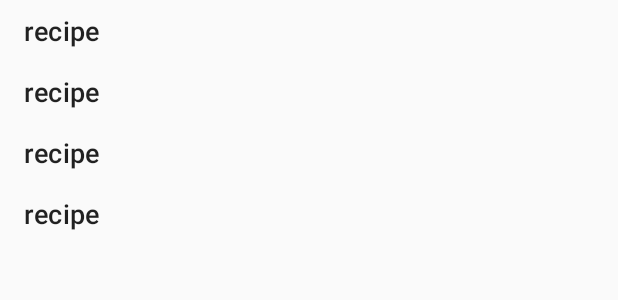
After one commit to deepakdawade/Recipe-Finder, an Android app: the layout fragment_home.xml on its own in the app's theme, with its tools: preview values and no code run, on a phone screen of 412 x 824 dp. The commit adds this screen. Shown: the top 300 px of the screen. Run offline under Robolectric (Android 15) with nearby library versions, the phone set to English and light mode, and no system bars.

Commit message:
HomeFragment design added

```diff
--- a/app/src/main/AndroidManifest.xml
+++ b/app/src/main/AndroidManifest.xml
@@ -10,7 +10,7 @@
         android:roundIcon="@mipmap/ic_launcher_round"
         android:supportsRtl="true"
         android:theme="@style/Theme.Recipe">
-        <activity android:name=".MainActivity">
+        <activity android:name=".ui.MainActivity">
             <intent-filter>
                 <action android:name="android.intent.action.MAIN" />
 
--- /dev/null
+++ b/app/src/main/res/layout/fragment_home.xml
@@ -0,0 +1,28 @@
+<?xml version="1.0" encoding="utf-8"?>
+<layout xmlns:android="http://schemas.android.com/apk/res/android"
+    xmlns:app="http://schemas.android.com/apk/res-auto"
+    xmlns:tools="http://schemas.android.com/tools">
+
+    <data>
+
+    </data>
+
+    <androidx.constraintlayout.widget.ConstraintLayout
+        android:id="@+id/home_fragment_root"
+        android:layout_width="match_parent"
+        android:layout_height="match_parent">
+
+        <androidx.recyclerview.widget.RecyclerView
+            android:id="@+id/home_fragment_recipes"
+            android:layout_width="0dp"
+            android:layout_height="0dp"
+            tools:itemCount="4"
+            tools:listitem="@layout/item_view_recipe"
+            app:layoutManager="androidx.recyclerview.widget.LinearLayoutManager"
+            app:layout_constraintStart_toStartOf="parent"
+            app:layout_constraintEnd_toEndOf="parent"
+            app:layout_constraintTop_toTopOf="parent"
+            app:layout_constraintBottom_toBottomOf="parent"/>
+
+    </androidx.constraintlayout.widget.ConstraintLayout>
+</layout>
--- /dev/null
+++ b/app/src/main/res/layout/item_view_recipe.xml
@@ -0,0 +1,27 @@
+<?xml version="1.0" encoding="utf-8"?>
+<layout xmlns:android="http://schemas.android.com/apk/res/android"
+    xmlns:app="http://schemas.android.com/apk/res-auto">
+
+    <data>
+
+    </data>
+
+    <androidx.constraintlayout.widget.ConstraintLayout
+        android:layout_width="match_parent"
+        android:layout_height="wrap_content">
+
+        <com.google.android.material.textview.MaterialTextView
+            android:id="@+id/recipe_item_view_author_name"
+            android:layout_width="0dp"
+            android:layout_height="wrap_content"
+            android:paddingHorizontal="16dp"
+            android:paddingVertical="8dp"
+            android:text="recipe"
+            android:textAppearance="?textAppearanceHeadline6"
+            app:layout_constraintEnd_toEndOf="parent"
+            app:layout_constraintStart_toStartOf="parent"
+            app:layout_constraintTop_toTopOf="parent" />
+
+
+    </androidx.constraintlayout.widget.ConstraintLayout>
+</layout>
```
Also changed, not shown: app/src/main/java/com/devdd/recipe/MainActivity.kt (deleted, +0 -11 lines), app/src/main/java/com/devdd/recipe/base/MyActivity.kt (deleted, +0 -9 lines), app/src/main/java/com/devdd/recipe/base/MyFragment.kt (+13 -6 lines), app/src/main/java/com/devdd/recipe/ui/MainActivity.kt (added, +16 -0 lines), app/src/main/java/com/devdd/recipe/ui/home/HomeFragment.kt (added, +36 -0 lines), app/src/main/java/com/devdd/recipe/ui/home/HomeViewModel.kt (added, +15 -0 lines), app/src/main/java/com/devdd/recipe/ui/home/adapter/RecipeAdapter.kt (added, +50 -0 lines), app/src/main/res/layout/activity_main.xml (+19 -8 lines), app/src/main/res/navigation/navigation_main_graph.xml (added, +13 -0 lines).
